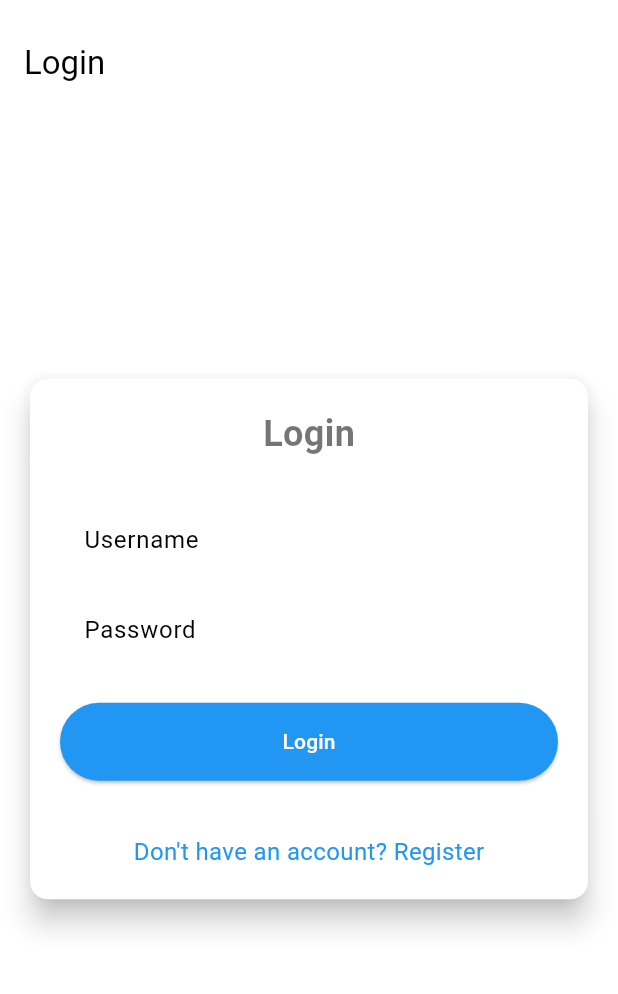
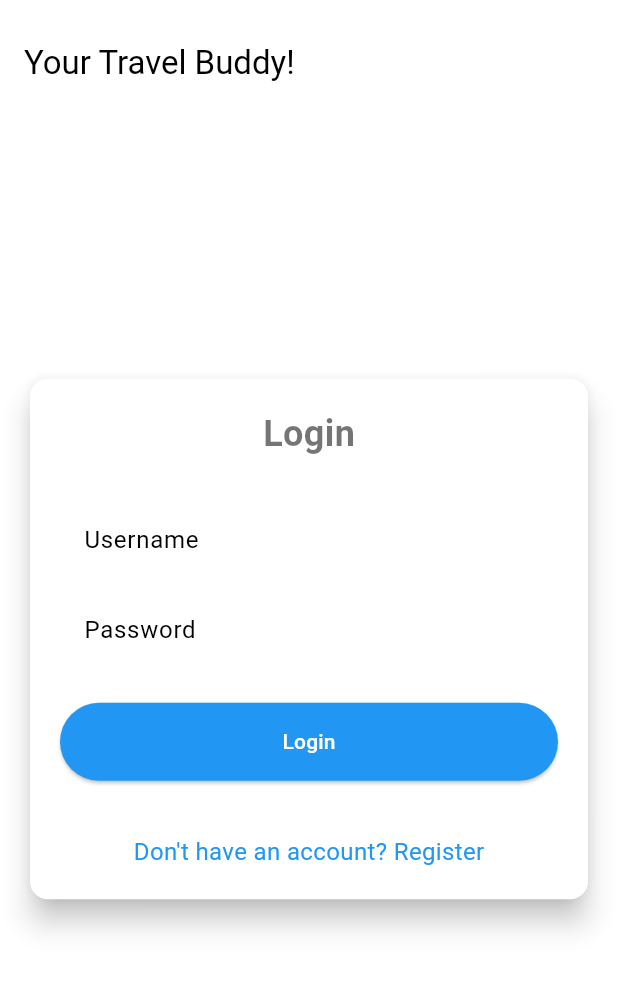
Before and after one commit to mlakumlaku/mlaku-mlaku-mobile, a Flutter app: the screen it shows after launch, on a phone screen of 412 x 824 dp, the part 63-1057 px from its top. Run offline on Flutter 3.47's test engine with Material 3 defaults, Android fonts, the phone set to English and light mode, and no system bars; our stand-ins replace image_picker; missing offline and left inert: pbp_django_auth.

Commit message:
autentikasi update

```diff
--- a/lib/screens/login.dart
+++ b/lib/screens/login.dart
@@ -45,7 +45,7 @@ class LoginApp extends StatelessWidget {
   @override
   Widget build(BuildContext context) {
     return MaterialApp(
-      title: 'Login',
+      title: 'Your Travel Friend!',
       theme: ThemeData(
         useMaterial3: true,
         colorScheme: ColorScheme.fromSwatch(
@@ -74,7 +74,7 @@ class _LoginPageState extends State<LoginPage> {
 
     return Scaffold(
       appBar: AppBar(
-        title: const Text('Login'),
+        title: const Text('Your Travel Buddy!'),
       ),
       body: Center(
         child: SingleChildScrollView(
```
